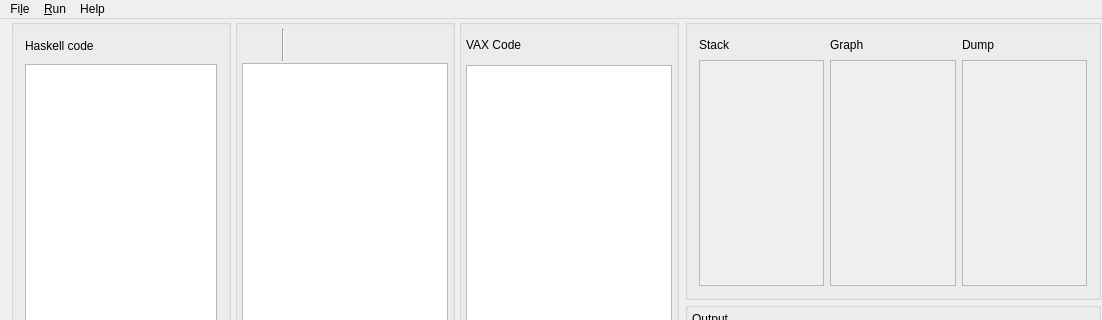
First picture: the form in src/Salira/mainwindow.ui, repository StefanIsidorovic/salira, before the edit; both pictures show x 0 to 1102 and y 0 to 320 of the 1102 by 500 pixel window.
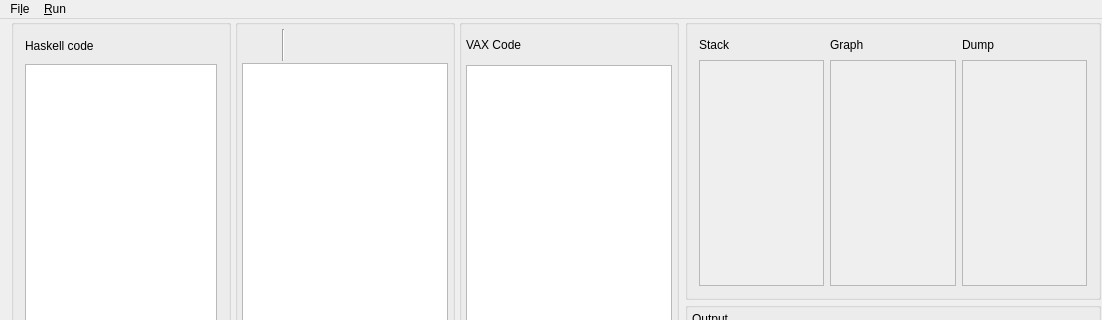
Second picture: the form after the edit. Icons and pictures are not drawn.

Commit message: Popravljena Clear naredba iz menija da cisti ceo program

What changed in the file:
```diff
--- a/src/Salira/mainwindow.ui
+++ b/src/Salira/mainwindow.ui
@@ -846,15 +846,8 @@
     <addaction name="tsmiRun"/>
     <addaction name="tsmiStop"/>
    </widget>
-   <widget class="QMenu" name="menuHelp">
-    <property name="title">
-     <string>Help</string>
-    </property>
-    <addaction name="tsmiAbout"/>
-   </widget>
    <addaction name="menuFile"/>
    <addaction name="menuRun"/>
-   <addaction name="menuHelp"/>
   </widget>
   <action name="tsmiOpen">
    <property name="icon">
```
Left out of the diff: 2 changed lines with no effect on the pictures. The commit also changes 1 other file.
